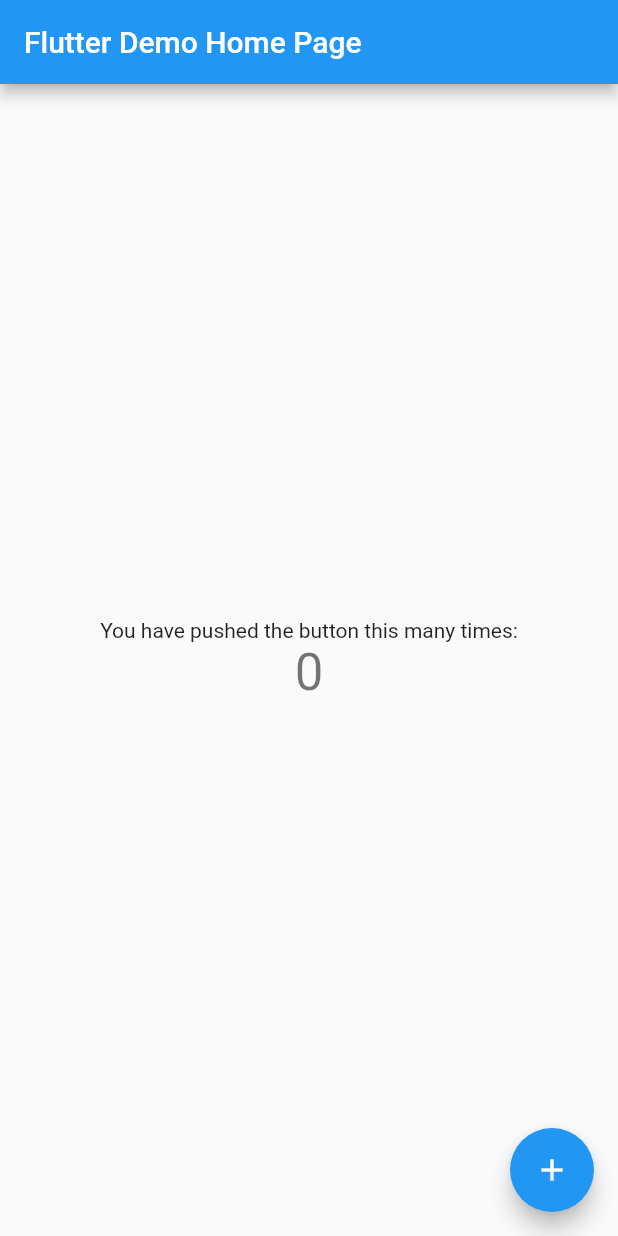
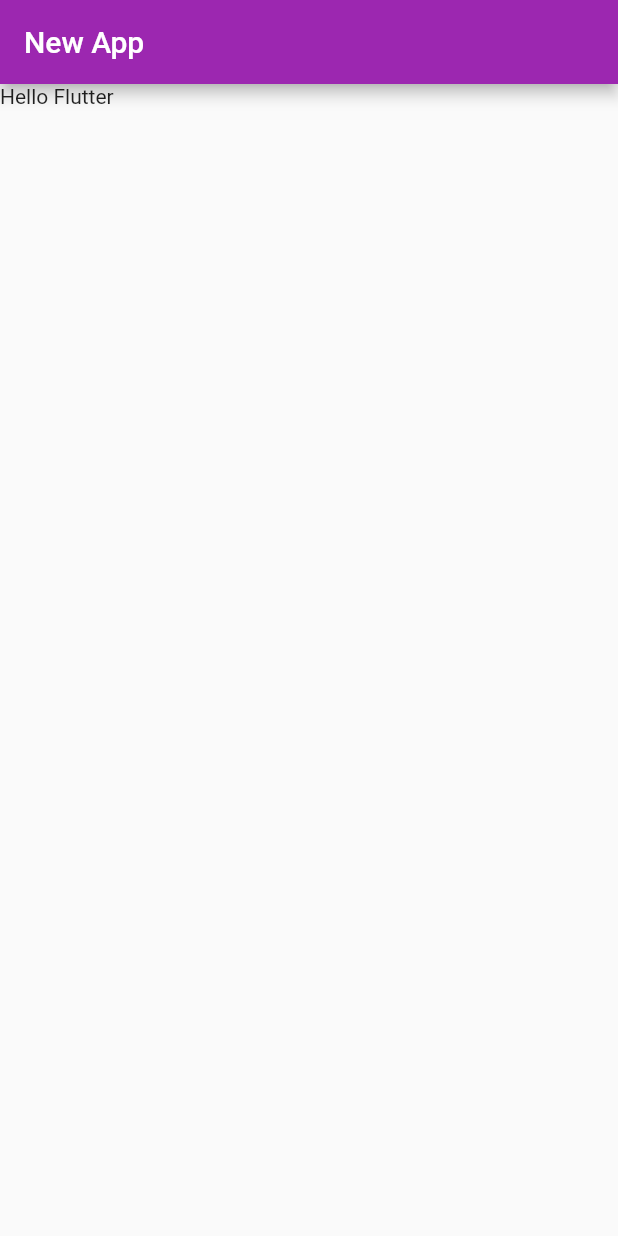
Before and after one commit to Dao09/Flutter-projects, a Flutter app: the screen it shows after launch, on a phone screen of 412 x 824 dp. Run offline on Flutter 3.47's test engine with Material 2 defaults, Android fonts, the phone set to English and light mode, and no system bars.

Commit message:
ch1 done

```diff
--- a/my_project/lib/main.dart
+++ b/my_project/lib/main.dart
@@ -1,115 +1,21 @@
 import 'package:flutter/material.dart';
 
 void main() {
-  runApp(const MyApp());
+  runApp(MaterialApp(
+    home: HomePage(),
+    theme: ThemeData(
+      primarySwatch: Colors.purple,
+    ),
+  )); //can add MaterialApp()
 }
 
-class MyApp extends StatelessWidget {
-  const MyApp({super.key});
-
-  // This widget is the root of your application.
+class HomePage extends StatelessWidget {
   @override
   Widget build(BuildContext context) {
-    return MaterialApp(
-      title: 'Flutter Demo',
-      theme: ThemeData(
-        // This is the theme of your application.
-        //
-        // Try running your application with "flutter run". You'll see the
-        // application has a blue toolbar. Then, without quitting the app, try
-        // changing the primarySwatch below to Colors.green and then invoke
-        // "hot reload" (press "r" in the console where you ran "flutter run",
-        // or simply save your changes to "hot reload" in a Flutter IDE).
-        // Notice that the counter didn't reset back to zero; the application
-        // is not restarted.
-        primarySwatch: Colors.blue,
-      ),
-      home: const MyHomePage(title: 'Flutter Demo Home Page'),
-    );
+    return Scaffold(
+        appBar: AppBar(
+          title: Text("New App"),
+        ),
+        body: Container(child: Text("Hello Flutter ")));
   }
 }
-
-class MyHomePage extends StatefulWidget {
-  const MyHomePage({super.key, required this.title});
-
-  // This widget is the home page of your application. It is stateful, meaning
-  // that it has a State object (defined below) that contains fields that affect
-  // how it looks.
-
-  // This class is the configuration for the state. It holds the values (in this
-  // case the title) provided by the parent (in this case the App widget) and
-  // used by the build method of the State. Fields in a Widget subclass are
-  // always marked "final".
-
-  final String title;
-
-  @override
-  State<MyHomePage> createState() => _MyHomePageState();
-}
-
-class _MyHomePageState extends State<MyHomePage> {
-  int _counter = 0;
-
-  void _incrementCounter() {
-    setState(() {
-      // This call to setState tells the Flutter framework that something has
-      // changed in this State, which causes it to rerun the build method below
-      // so that the display can reflect the updated values. If we changed
-      // _counter without calling setState(), then the build method would not be
-      // called again, and so nothing would appear to happen.
-      _counter++;
-    });
-  }
-
-  @override
-  Widget build(BuildContext context) {
-    // This method is rerun every time setState is called, for instance as done
-    // by the _incrementCounter method above.
-    //
-    // The Flutter framework has been optimized to make rerunning build methods
-    // fast, so that you can just rebuild anything that needs updating rather
-    // than having to individually change instances of widgets.
-    return Scaffold(
-      appBar: AppBar(
-        // Here we take the value from the MyHomePage object that was created by
-        // the App.build method, and use it to set our appbar title.
-        title: Text(widget.title),
-      ),
-      body: Center(
-        // Center is a layout widget. It takes a single child and positions it
-        // in the middle of the parent.
-        child: Column(
-          // Column is also a layout widget. It takes a list of children and
-          // arranges them vertically. By default, it sizes itself to fit its
-          // children horizontally, and tries to be as tall as its parent.
-          //
-          // Invoke "debug painting" (press "p" in the console, choose the
-          // "Toggle Debug Paint" action from the Flutter Inspector in Android
-          // Studio, or the "Toggle Debug Paint" command in Visual Studio Code)
-          // to see the wireframe for each widget.
-          //
-          // Column has various properties to control how it sizes itself and
-          // how it positions its children. Here we use mainAxisAlignment to
-          // center the children vertically; the main axis here is the vertical
-          // axis because Columns are vertical (the cross axis would be
-          // horizontal).
-          mainAxisAlignment: MainAxisAlignment.center,
-          children: <Widget>[
-            const Text(
-              'You have pushed the button this many times:',
-            ),
-            Text(
-              '$_counter',
-              style: Theme.of(context).textTheme.headline4,
-            ),
-          ],
-        ),
-      ),
-      floatingActionButton: FloatingActionButton(
-        onPressed: _incrementCounter,
-        tooltip: 'Increment',
-        child: const Icon(Icons.add),
-      ), // This trailing comma makes auto-formatting nicer for build methods.
-    );
-  }
-}
```
